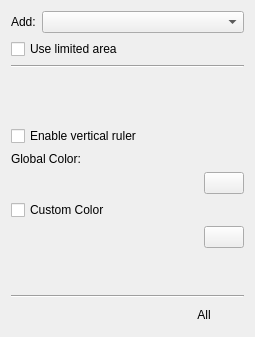
Before: the Qt Designer form plugins/assistants/Assistants/AssistantsToolOptions.ui in KDE/krita, drawn with Qt 5.
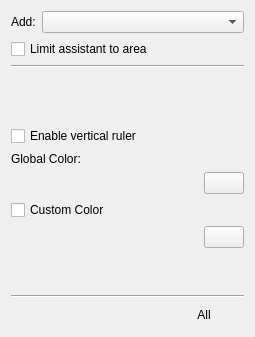
After: the same form once the commit is applied. Custom widgets are drawn as their Qt base class.

Commit message:
Save "Limit Assistant to area" state to configuration
Before this commit, the checkbox had imperfect user strings
and its state wasn't remembered between Krita's runs
(it would always start as unchecked).
This commit fixes the strings and adds saving the state
of the checkbox to configuration so it can be restored
on reopening Krita.

Patch:
```diff
--- a/plugins/assistants/Assistants/AssistantsToolOptions.ui
+++ b/plugins/assistants/Assistants/AssistantsToolOptions.ui
@@ -44,7 +44,7 @@
       <string>The assistant will have additional handles that describe the area the assistant works in</string>
      </property>
      <property name="text">
-      <string>Use limited area</string>
+      <string>Limit assistant to area</string>
      </property>
     </widget>
    </item>
```
Left out of the diff: 2 changed lines with no effect on the pictures. The commit also changes 2 other files.
